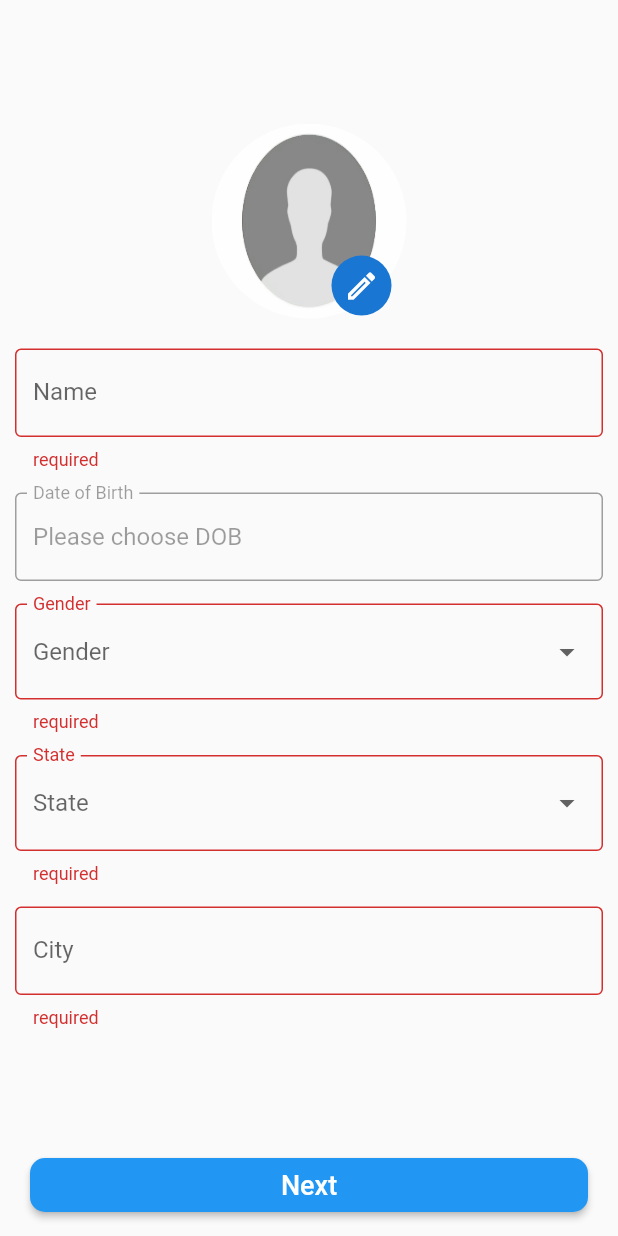
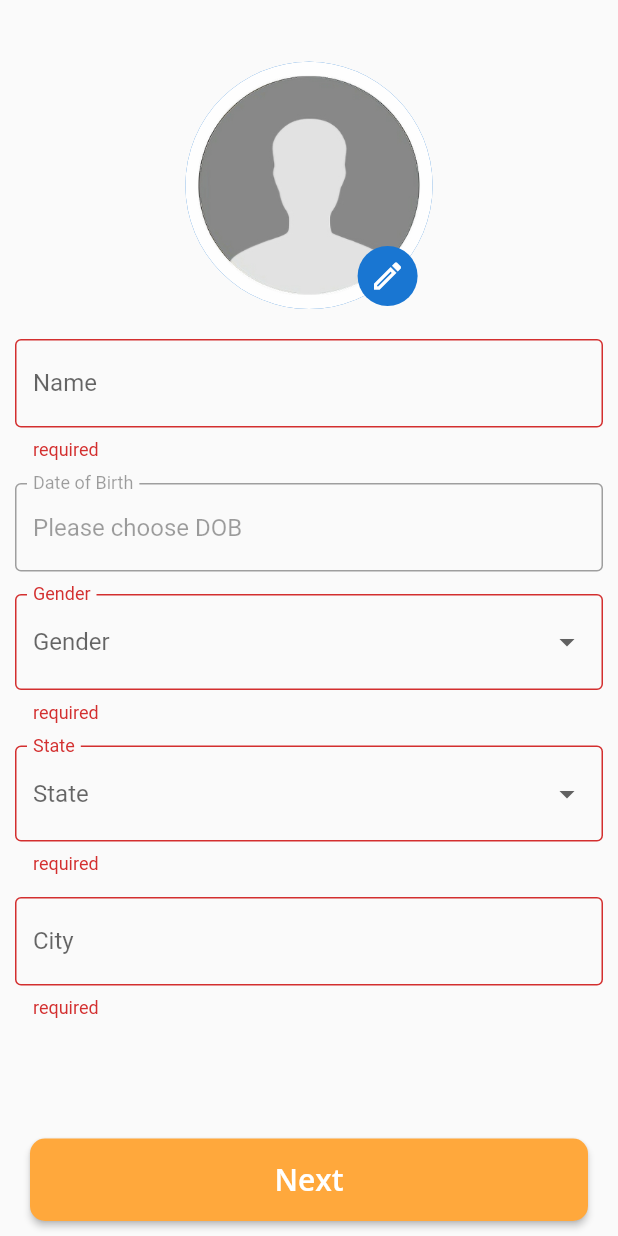
Before and after one commit to amitsh223/collageezy, a Flutter app: the RegisterScreen1 screen opened directly, after a tap on "Next", on a phone screen of 412 x 824 dp. Run offline on Flutter 3.47's test engine with Material 2 defaults, Android fonts, the phone set to English and light mode, and no system bars; our stand-ins replace firebase_auth, firebase_core, firebase_database, firebase_storage, flutter_spinkit, fluttertoast and 5 more; missing offline and left inert: aadhaar_offline_ekyc; accounts and stored records are empty.

Commit message:
done with corrections

```diff
--- a/lib/register_screen1.dart
+++ b/lib/register_screen1.dart
@@ -1,8 +1,17 @@
+// ignore_for_file: prefer_const_constructors, unnecessary_string_interpolations
+
 import 'dart:developer';
 import 'dart:io';
 import 'package:collageezy/constants.dart';
+import 'package:collageezy/main.dart';
 import 'package:collageezy/register_screen2.dart';
+import 'package:firebase_auth/firebase_auth.dart';
+import 'package:firebase_core/firebase_core.dart';
+import 'package:firebase_database/firebase_database.dart';
+import 'package:firebase_storage/firebase_storage.dart';
+import 'package:flutter_spinkit/flutter_spinkit.dart';
 import 'package:fluttertoast/fluttertoast.dart';
+import 'package:google_fonts/google_fonts.dart';
 import 'package:image_cropper/image_cropper.dart';
 import 'package:image_picker/image_picker.dart';
 import 'package:intl/intl.dart';
@@ -26,6 +35,7 @@ class _RegisterScreen1State extends State<RegisterScreen1> {
   String? selectedGender;
   XFile? _image;
   File? crop_image;
+
   ImagePicker picker = ImagePicker();
   final _formkey = GlobalKey<FormState>();
 
@@ -97,7 +107,7 @@ class _RegisterScreen1State extends State<RegisterScreen1> {
   //     });
   // }
   // }
-
+  bool isLoading = false;
   @override
   Widget build(BuildContext context) {
     final height = MediaQuery.of(context).size.height;
@@ -110,15 +120,48 @@ class _RegisterScreen1State extends State<RegisterScreen1> {
           bottomNavigationBar: Padding(
             padding: const EdgeInsets.symmetric(horizontal: 20, vertical: 10),
             child: ElevatedButton(
-                onPressed: () {
+                onPressed: () async {
                   if (_formkey.currentState!.validate() &&
                       dob != null &&
                       _image != null) {
+                    setState(() {
+                      isLoading = true;
+                    });
+                    final userId = FirebaseAuth.instance.currentUser!.uid;
+                    final ref = FirebaseStorage.instance
+                        .ref()
+                        .child("CustomerDP")
+                        .child("$userId")
+                        .child("CustomerDP" + ".jpg");
+                    await ref.putFile(File(_image!.path));
+                    final vals = await ref.getDownloadURL();
+
+                    FirebaseDatabase.instance
+                        .ref()
+                        .child('User Information')
+                        .child(userId)
+                        .update({
+                      "imageUrl": vals,
+                      "name": name,
+                      "dob": dob!.toIso8601String(),
+                      "gender": gender,
+                      "state": state,
+                      "city": city
+                    }).then((value) {
+                      setState(() {
+                        isLoading = false;
+                      });
                       Navigator.push(
                           context,
                           MaterialPageRoute(
                               builder: (BuildContext context) =>
                                   RegisterScreen2()));
+                    }).catchError((e) {
+                      Fluttertoast.showToast(msg: e.toString());
+                      setState(() {
+                        isLoading = false;
+                      });
+                    });
                   } else if (_formkey.currentState!.validate() && dob == null) {
                     Fluttertoast.showToast(msg: "Please select date of birth");
                   } else if (_formkey.currentState!.validate() &&
@@ -128,11 +171,25 @@ class _RegisterScreen1State extends State<RegisterScreen1> {
                   }
                 },
                 style: ButtonStyle(
+                    backgroundColor:
+                        MaterialStateProperty.all(theme.colorPrimary),
                     shape: MaterialStateProperty.all(RoundedRectangleBorder(
                         borderRadius: BorderRadius.circular(10)))),
-                child: const Text(
+                child: Padding(
+                  padding: const EdgeInsets.all(14),
+                  child: isLoading
+                      ? SizedBox(
+                          height: height * .04,
+                          child: SpinKitThreeBounce(
+                            size: 20,
+                            color: Colors.white,
+                          ),
+                        )
+                      : Text(
                           "Next",
-                  style: TextStyle(fontSize: 18),
+                          style: GoogleFonts.openSans(
+                              fontSize: 20, fontWeight: FontWeight.w600),
+                        ),
                 )),
           ),
           body: SafeArea(
@@ -145,26 +202,16 @@ class _RegisterScreen1State extends State<RegisterScreen1> {
                       mainAxisAlignment: MainAxisAlignment.center,
                       children: [
                         SizedBox(
-                          height: height * 0.1,
+                          height: height * 0.05,
                         ),
                         Stack(
                           children: [
-                            ClipOval(
-                              child: _image != null
-                                  ? Image.file(
-                                      File(
-                                        _image!.path,
-                                      ),
-                                      width: 130,
-                                      height: 130,
-                                      fit: BoxFit.fill,
-                                    )
-                                  : Image.asset(
-                                      "assets/user_avatar.png",
-                                      width: 130,
-                                      height: 130,
-                                      fit: BoxFit.fill,
-                                    ),
+                            CircleAvatar(
+                              radius: width * .2,
+                              backgroundImage: _image != null
+                                  ? FileImage(File(_image!.path))
+                                      as ImageProvider
+                                  : AssetImage("assets/user_avatar.png"),
                             ),
                             Positioned(
                                 bottom: _image != null ? 1 : 2,
@@ -176,7 +223,7 @@ class _RegisterScreen1State extends State<RegisterScreen1> {
                                   child: CircleAvatar(
                                     child: Icon(Icons.edit_outlined),
                                   ),
-                                ))
+                                )),
                           ],
                         ),
                         const SizedBox(
```
Also changed, not shown: lib/register_screen2.dart (+81 -5 lines), lib/splesh_screen.dart (+5 -6 lines). Lines whose indentation alone changed are shown as unchanged.
